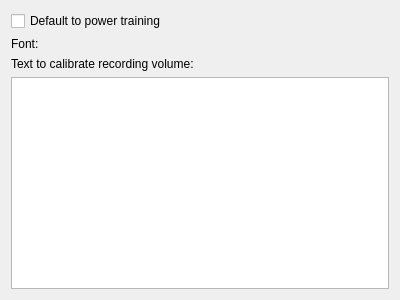
KDE/simon, file simonlib/simonsound/trainingsettings.ui: the form before one commit.
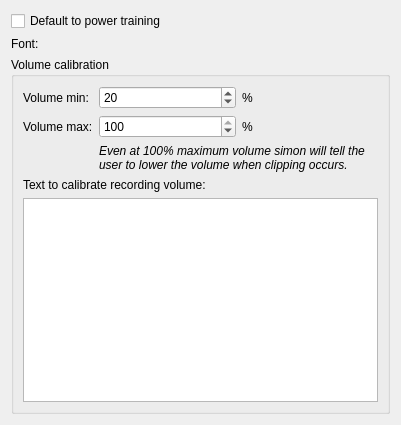
The form after the commit. Custom widgets are drawn as their Qt base class.

Commit message: Working and configurable microphone calibration;

Diff of the .ui file:
```diff
--- a/simonlib/simonsound/trainingsettings.ui
+++ b/simonlib/simonsound/trainingsettings.ui
@@ -6,14 +6,14 @@
    <rect>
     <x>0</x>
     <y>0</y>
-    <width>400</width>
-    <height>300</height>
+    <width>401</width>
+    <height>425</height>
    </rect>
   </property>
   <property name="windowTitle">
    <string>Form</string>
   </property>
-  <layout class="QVBoxLayout" name="verticalLayout">
+  <layout class="QVBoxLayout" name="verticalLayout_2">
    <item>
     <widget class="QCheckBox" name="kcfg_DefaultToPowerTraining">
      <property name="text">
@@ -36,18 +36,107 @@
     </layout>
    </item>
    <item>
-    <widget class="QLabel" name="label">
-     <property name="text">
-      <string>Text to calibrate recording volume:</string>
+    <widget class="QGroupBox" name="gbVolume">
+     <property name="title">
+      <string>Volume calibration</string>
      </property>
+     <layout class="QVBoxLayout" name="verticalLayout">
+      <item>
+       <layout class="QFormLayout" name="formLayout_2">
+        <item row="0" column="0">
+         <widget class="QLabel" name="label_2">
+          <property name="text">
+           <string>Volume min:</string>
+          </property>
+         </widget>
+        </item>
+        <item row="0" column="1">
+         <layout class="QHBoxLayout" name="horizontalLayout_2">
+          <item>
+           <widget class="KIntSpinBox" name="kcfg_CalibrateMinVolume">
+            <property name="maximum">
+             <number>100</number>
+            </property>
+            <property name="value">
+             <number>20</number>
+            </property>
+           </widget>
+          </item>
+          <item>
+           <widget class="QLabel" name="label_4">
+            <property name="text">
+             <string>%</string>
+            </property>
+           </widget>
+          </item>
+         </layout>
+        </item>
+        <item row="1" column="0">
+         <widget class="QLabel" name="label_3">
+          <property name="text">
+           <string>Volume max:</string>
+          </property>
+         </widget>
+        </item>
+        <item row="1" column="1">
+         <layout class="QHBoxLayout" name="horizontalLayout">
+          <item>
+           <widget class="KIntSpinBox" name="kcfg_CalibrateMaxVolume">
+            <property name="maximum">
+             <number>100</number>
+            </property>
+            <property name="value">
+             <number>100</number>
+            </property>
+           </widget>
+          </item>
+          <item>
+           <widget class="QLabel" name="label_5">
+            <property name="text">
+             <string>%</string>
+            </property>
+           </widget>
+          </item>
+         </layout>
+        </item>
+        <item row="2" column="1">
+         <widget class="QLabel" name="label_6">
+          <property name="font">
+           <font>
+            <italic>true</italic>
+           </font>
+          </property>
+          <property name="text">
+           <string>Even at 100% maximum volume simon will tell the user to lower the volume when clipping occurs.</string>
+          </property>
+          <property name="wordWrap">
+           <bool>true</bool>
+          </property>
+         </widget>
+        </item>
+       </layout>
+      </item>
+      <item>
+       <widget class="QLabel" name="label">
+        <property name="text">
+         <string>Text to calibrate recording volume:</string>
+        </property>
+       </widget>
+      </item>
+      <item>
+       <widget class="KTextEdit" name="kcfg_VolumePrompt"/>
+      </item>
+     </layout>
     </widget>
    </item>
-   <item>
-    <widget class="KTextEdit" name="kcfg_VolumePrompt"/>
-   </item>
   </layout>
  </widget>
  <customwidgets>
+  <customwidget>
+   <class>KIntSpinBox</class>
+   <extends>QSpinBox</extends>
+   <header>knuminput.h</header>
+  </customwidget>
   <customwidget>
    <class>KFontRequester</class>
    <extends>QWidget</extends>
```
The commit also changes 11 other files.
